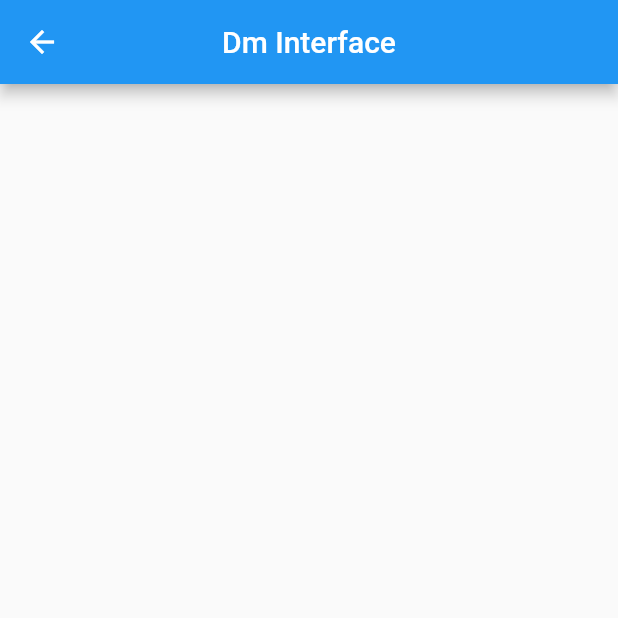
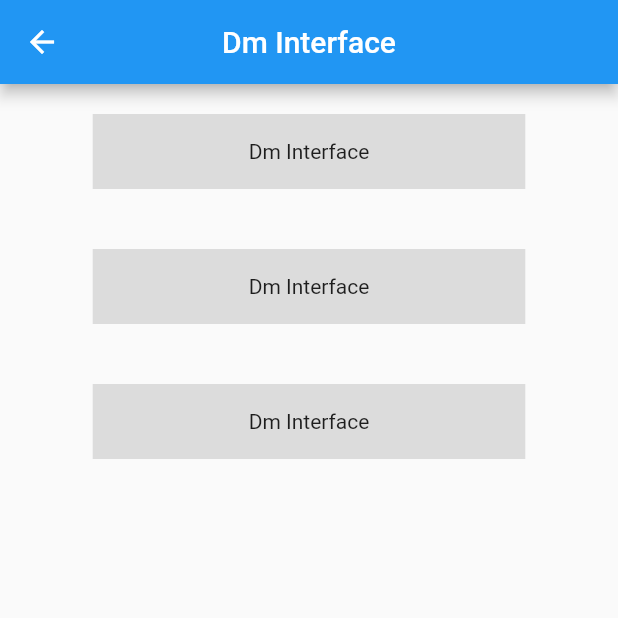
Before and after one commit to EtienneDuv/AppMobileJDR, a Flutter app: the DmInterface screen opened directly, on a phone screen of 412 x 824 dp, the top half of it. Run offline on Flutter 3.47's test engine with Material 2 defaults, Android fonts, the phone set to English and light mode, and no system bars.

Commit message:
dmInterface list

```diff
--- a/app_jdr/lib/screens/dmInterface/dmInterface.dart
+++ b/app_jdr/lib/screens/dmInterface/dmInterface.dart
@@ -6,7 +6,37 @@ class DmInterface extends StatelessWidget {
   Widget build(BuildContext context) {
     return SafeArea(
         child: Scaffold(
-      appBar: defaultAppBar('Dm Interface', [], context),
-    ));
+            appBar: defaultAppBar('Dm Interface', [], context),
+            body: ListView(
+              children: [
+                Center(
+                  child: Container(
+                    height: 50,
+                    width: MediaQuery.of(context).size.width * 0.70,
+                    color: Colors.black12,
+                    margin: EdgeInsets.symmetric(vertical: 20),
+                    child: Center(child: Text("Dm Interface")),
+                  ),
+                ),
+                Center(
+                  child: Container(
+                    height: 50,
+                    width: MediaQuery.of(context).size.width * 0.70,
+                    color: Colors.black12,
+                    margin: EdgeInsets.symmetric(vertical: 20),
+                    child: Center(child: Text("Dm Interface")),
+                  ),
+                ),
+                Center(
+                  child: Container(
+                    height: 50,
+                    width: MediaQuery.of(context).size.width * 0.70,
+                    color: Colors.black12,
+                    margin: EdgeInsets.symmetric(vertical: 20),
+                    child: Center(child: Text("Dm Interface")),
+                  ),
+                )
+              ],
+            )));
   }
 }
```
